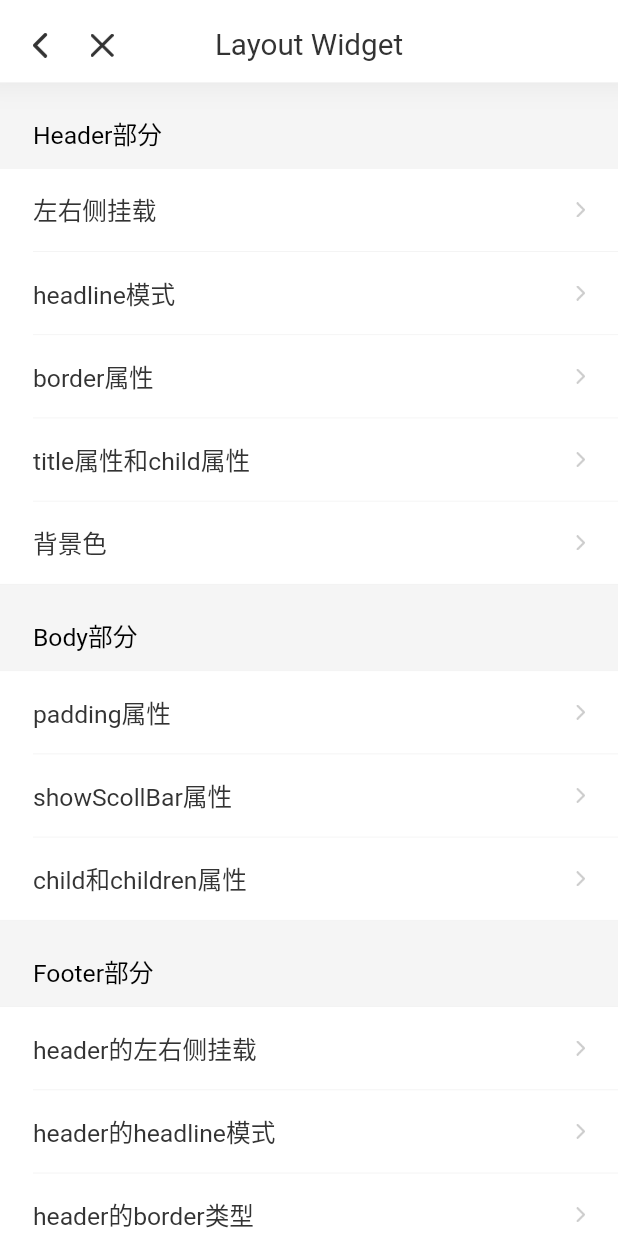
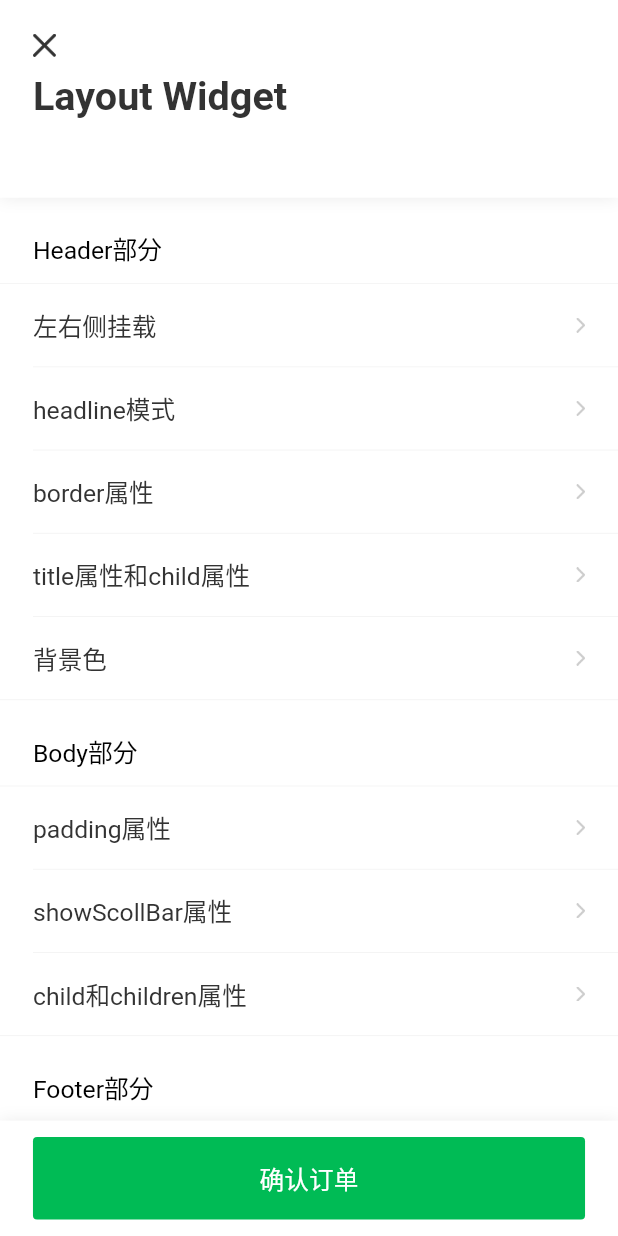
Before and after one commit to aotuzuche/auto-ui-flutter, a Flutter app: the screen it shows after launch, after a tap on "Layout", on a phone screen of 412 x 824 dp. Run offline on Flutter 3.47's test engine with Material 2 defaults, Android fonts, the phone set to English and light mode, and no system bars.

Commit message:
删除router组件,不做封装

```diff
--- a/example/lib/pages/alert.dart
+++ b/example/lib/pages/alert.dart
@@ -15,7 +15,7 @@ class _PageAlertState extends State<PageAlert> {
       backgroundColor: Colors.white,
       header: AtLayoutHeader(
         title: 'Alert Widget',
-        onBackPressed: () => AtRouter.pop(context),
+        onBackPressed: () => Navigator.pop(context),
         border: AtBorder.Shadow,
       ),
       body: AtLayoutBody(
--- a/example/lib/pages/button.dart
+++ b/example/lib/pages/button.dart
@@ -15,7 +15,7 @@ class _PageButtonState extends State<PageButton> {
       backgroundColor: Colors.white,
       header: AtLayoutHeader(
         title: 'Button Widget',
-        onBackPressed: () => AtRouter.pop(context),
+        onBackPressed: () => Navigator.pop(context),
         border: AtBorder.Shadow,
       ),
       body: AtLayoutBody(
--- a/example/lib/pages/dialog.dart
+++ b/example/lib/pages/dialog.dart
@@ -15,7 +15,7 @@ class _PageDialogState extends State<PageDialog> {
       backgroundColor: Colors.white,
       header: AtLayoutHeader(
         title: 'Dialog Widget',
-        onBackPressed: () => AtRouter.pop(context),
+        onBackPressed: () => Navigator.pop(context),
         border: AtBorder.Shadow,
       ),
       body: AtLayoutBody(
--- a/example/lib/pages/index.dart
+++ b/example/lib/pages/index.dart
@@ -132,7 +132,7 @@ class _PageHomeState extends State<PageHome> {
       'toast': PageToast(),
     };
     if (map[p] != null) {
-      AtRouter.push(context, map[p]);
+      Navigator.push(context, MaterialPageRoute(builder: (context) => map[p]));
     }
   }
 }
--- a/example/lib/pages/inupt.dart
+++ b/example/lib/pages/inupt.dart
@@ -16,7 +16,7 @@ class _PageInputState extends State<PageInput> {
     return AtLayout(
       header: AtLayoutHeader(
         title: 'Input Widget',
-        onBackPressed: () => AtRouter.pop(context),
+        onBackPressed: () => Navigator.pop(context),
         border: AtBorder.Shadow,
       ),
       body: AtLayoutBody(
--- a/example/lib/pages/layout.dart
+++ b/example/lib/pages/layout.dart
@@ -12,11 +12,13 @@ class _PageLayoutState extends State<PageLayout> {
     Rpx r = Rpx.init(context);
 
     return AtLayout(
+      backgroundColor: Colors.white,
       header: AtLayoutHeader(
         title: 'Layout Widget',
-        onBackPressed: () => AtRouter.pop(context),
-        onClosePressed: () => AtRouter.pop(context),
+        headline: true,
+        onClosePressed: () => Navigator.pop(context),
         border: AtBorder.Shadow,
+        brightness: Brightness.light,
       ),
       body: AtLayoutBody(
         padding: EdgeInsets.symmetric(vertical: r.px(20)),
@@ -52,6 +54,9 @@ class _PageLayoutState extends State<PageLayout> {
           ),
         ],
       ),
+      footer: AtLayoutFooter(
+        child: AtButton(onPressed: () {}, text: '确认订单'),
+      ),
     );
   }
 
@@ -65,7 +70,7 @@ class _PageLayoutState extends State<PageLayout> {
         break;
     }
     if (page != null) {
-      AtRouter.push(context, page);
+      Navigator.push(context, MaterialPageRoute(builder: (context) => page));
     }
   }
 }
--- a/example/lib/pages/link.dart
+++ b/example/lib/pages/link.dart
@@ -14,7 +14,7 @@ class _PageLinkState extends State<PageLink> {
     return AtLayout(
       header: AtLayoutHeader(
         title: 'Link Widget',
-        onBackPressed: () => AtRouter.pop(context),
+        onBackPressed: () => Navigator.pop(context),
         border: AtBorder.Shadow,
       ),
       body: AtLayoutBody(
--- a/example/lib/pages/popup.dart
+++ b/example/lib/pages/popup.dart
@@ -15,7 +15,7 @@ class _PagePopupState extends State<PagePopup> {
       backgroundColor: Colors.white,
       header: AtLayoutHeader(
         title: 'Popup Widget',
-        onBackPressed: () => AtRouter.pop(context),
+        onBackPressed: () => Navigator.pop(context),
         border: AtBorder.Shadow,
       ),
       body: AtLayoutBody(
--- a/example/lib/pages/pressed.dart
+++ b/example/lib/pages/pressed.dart
@@ -14,7 +14,7 @@ class _PagePressedState extends State<PagePressed> {
     return AtLayout(
       header: AtLayoutHeader(
         title: 'Pressed Widget',
-        onBackPressed: () => AtRouter.pop(context),
+        onBackPressed: () => Navigator.pop(context),
         border: AtBorder.Shadow,
       ),
       body: AtLayoutBody(
--- a/example/lib/pages/radio.dart
+++ b/example/lib/pages/radio.dart
@@ -17,7 +17,7 @@ class _PageRadioState extends State<PageRadio> {
     return AtLayout(
       header: AtLayoutHeader(
         title: 'Radio Widget',
-        onBackPressed: () => AtRouter.pop(context),
+        onBackPressed: () => Navigator.pop(context),
         border: AtBorder.Shadow,
       ),
       body: AtLayoutBody(
--- a/example/lib/pages/switch.dart
+++ b/example/lib/pages/switch.dart
@@ -17,7 +17,7 @@ class _PageSwitchState extends State<PageSwitch> {
     return AtLayout(
       header: AtLayoutHeader(
         title: 'Switch Widget',
-        onBackPressed: () => AtRouter.pop(context),
+        onBackPressed: () => Navigator.pop(context),
         border: AtBorder.Shadow,
       ),
       body: AtLayoutBody(
--- a/example/lib/pages/tab_bar.dart
+++ b/example/lib/pages/tab_bar.dart
@@ -22,7 +22,7 @@ class _PageTabBarState extends State<PageTabBar> with TickerProviderStateMixin {
     return AtLayout(
       header: AtLayoutHeader(
         title: 'TabBar Widget',
-        onBackPressed: () => AtRouter.pop(context),
+        onBackPressed: () => Navigator.pop(context),
         border: AtBorder.Shadow,
         addonBottom: AtTabBar(
           controller: tabController,
--- a/example/lib/pages/toast.dart
+++ b/example/lib/pages/toast.dart
@@ -15,7 +15,7 @@ class _PageToastState extends State<PageToast> {
       backgroundColor: Colors.white,
       header: AtLayoutHeader(
         title: 'Toast Widget',
-        onBackPressed: () => AtRouter.pop(context),
+        onBackPressed: () => Navigator.pop(context),
         border: AtBorder.Shadow,
       ),
       body: AtLayoutBody(
--- a/lib/auto_ui.dart
+++ b/lib/auto_ui.dart
@@ -14,7 +14,6 @@ export './widgets/alert.dart';
 export './widgets/dialog.dart';
 export './widgets/popup.dart';
 export './widgets/toast.dart';
-export './widgets/router.dart';
 export './widgets/enums.dart';
 export './widgets/rpx.dart';
 export './widgets/colors.dart';
--- a/lib/widgets/layout.dart
+++ b/lib/widgets/layout.dart
@@ -4,6 +4,7 @@ import 'package:flutter/services.dart';
 
 import 'enums.dart';
 import 'icon_button.dart';
+import 'spin.dart';
 import 'rpx.dart';
 import 'colors.dart';
 
@@ -80,6 +81,9 @@ class AtLayoutHeader extends StatefulWidget implements PreferredSizeWidget {
   /// 可以是 AtBorder.None AtBorder.Shadow AtBorder.Line 的一种
   final AtBorder border;
 
+  // 返回按钮、关闭按钮，文字title的颜色
+  final Color color;
+
   // 背景色
   final Color backgroundColor;
 
@@ -111,6 +115,7 @@ class AtLayoutHeader extends StatefulWidget implements PreferredSizeWidget {
     this.addonBottom,
     this.headline = false,
     this.border = AtBorder.Shadow,
+    this.color = AtColors.textColor,
     this.backgroundColor = const Color(0xFFFFFFFF),
     this.onBackPressed,
     this.onClosePressed,
@@ -165,23 +170,19 @@ class _AtLayoutHeaderState extends State<AtLayoutHeader> with SingleTickerProvid
       if (widget.ghost) {
         _borderShadow.add(BoxShadow(
           color: Colors.black.withOpacity(0),
-          spreadRadius: r.px(30),
-          blurRadius: r.px(30),
-          offset: Offset(0, 0),
+          blurRadius: r.px(15),
         ));
       } else {
         _borderShadow.add(BoxShadow(
-          color: Colors.black.withOpacity(0.07),
-          spreadRadius: r.px(30),
-          blurRadius: r.px(30),
-          offset: Offset(0, r.px(-30)),
+          color: Colors.black.withOpacity(0.08),
+          blurRadius: r.px(15),
         ));
       }
     } else if (widget.border == AtBorder.Line) {
       _border = Border(
         bottom: BorderSide(
           width: r.px(1),
-          color: AtColors.borderColor.withOpacity(widget.ghost ? 0 : 1),
+          color: Colors.black.withOpacity(widget.ghost ? 0 : 0.06),
         ),
       );
     }
@@ -207,7 +208,7 @@ class _AtLayoutHeaderState extends State<AtLayoutHeader> with SingleTickerProvid
         duration: Duration(milliseconds: 200),
         width: double.infinity,
         decoration: BoxDecoration(
-          color: widget.backgroundColor.withOpacity(widget.ghost ? 0 : 1),
+          color: widget.ghost ? widget.backgroundColor.withOpacity(0) : widget.backgroundColor,
           border: _border,
           boxShadow: _borderShadow,
         ),
@@ -236,7 +237,7 @@ class _AtLayoutHeaderState extends State<AtLayoutHeader> with SingleTickerProvid
     return AtIconButton(
       onPressed: widget.onBackPressed,
       icon: 'lib/widgets/assets/icon-back.png',
-      iconColor: widget.ghost ? Colors.white : AtColors.textColor,
+      iconColor: widget.color != null ? widget.color : widget.ghost ? Colors.white : AtColors.textColor,
       package: 'auto_ui',
       height: r.px(80),
       padding: EdgeInsets.symmetric(horizontal: r.px(20)),
@@ -252,7 +253,7 @@ class _AtLayoutHeaderState extends State<AtLayoutHeader> with SingleTickerProvid
     return AtIconButton(
       onPressed: widget.onClosePressed,
       icon: 'lib/widgets/assets/icon-close.png',
-      iconColor: widget.ghost ? Colors.white : AtColors.textColor,
+      iconColor: widget.color != null ? widget.color : widget.ghost ? Colors.white : AtColors.textColor,
       package: 'auto_ui',
       height: r.px(80),
       padding: EdgeInsets.symmetric(horizontal: r.px(20)),
@@ -283,7 +284,7 @@ class _AtLayoutHeaderState extends State<AtLayoutHeader> with SingleTickerProvid
           child: Text(
             widget.title,
             style: TextStyle(
-              color: widget.ghost ? Colors.white : AtColors.textColor,
+              color: widget.color != null ? widget.color : widget.ghost ? Colors.white : AtColors.textColor,
               fontWeight: FontWeight.bold,
               fontSize: r.fpx(48),
             ),
@@ -295,7 +296,7 @@ class _AtLayoutHeaderState extends State<AtLayoutHeader> with SingleTickerProvid
             widget.title,
             textAlign: TextAlign.center,
             style: TextStyle(
-              color: widget.ghost ? Colors.white : AtColors.textColor,
+              color: widget.color != null ? widget.color : widget.ghost ? Colors.white : AtColors.textColor,
               fontSize: r.fpx(36),
             ),
           ),
@@ -383,6 +384,7 @@ class AtLayoutBody extends StatelessWidget {
   final bool showScrollBar;
   final ScrollController scrollController;
   final bool scrollable;
+  final bool loading;
 
   const AtLayoutBody({
     Key key,
@@ -392,11 +394,19 @@ class AtLayoutBody extends StatelessWidget {
     this.scrollController,
     this.showScrollBar = false,
     this.scrollable = true,
+    this.loading = false,
   })  : assert(children != null || child != null),
         super(key: key);
 
   @override
   Widget build(BuildContext context) {
+    // 如果加载中，直接返回一个loading标识
+    if (loading) {
+//      Rpx r = Rpx.init(context);
+      // TODO: loading样式
+      return Container();
+    }
+
     List<Widget> _children = [];
     if (child != null) {
       _children.add(child);
@@ -463,16 +473,14 @@ class AtLayoutFooter extends StatelessWidget {
     // 上边样式
     if (border == AtBorder.Shadow) {
       _borderShadow.add(BoxShadow(
-        color: Colors.black.withOpacity(0.02),
-        spreadRadius: r.px(20),
-        blurRadius: r.px(20),
-        offset: Offset(0, r.px(20)),
+        color: Colors.black.withOpacity(0.08),
+        blurRadius: r.px(15),
       ));
     } else if (border == AtBorder.Line) {
       _border = Border(
         top: BorderSide(
           width: r.px(1),
-          color: AtColors.borderColor,
+          color: Colors.black.withOpacity(0.06),
         ),
       );
     }
--- a/lib/widgets/router.dart
+++ /dev/null
@@ -1,15 +0,0 @@
-import 'package:flutter/material.dart';
-
-class AtRouter {
-  static Future push<T extends Object>(BuildContext context, Widget page) {
-    return Navigator.push<T>(context, MaterialPageRoute(builder: (context) => page));
-  }
-
-  static bool pop<T extends Object>(BuildContext context, [T result]) {
-    return Navigator.pop<T>(context, result);
-  }
-
-  static bool canPop(BuildContext context) {
-    return Navigator.canPop(context);
-  }
-}
```
Also changed, not shown: example/lib/pages/cell.dart (+10 -3 lines).
